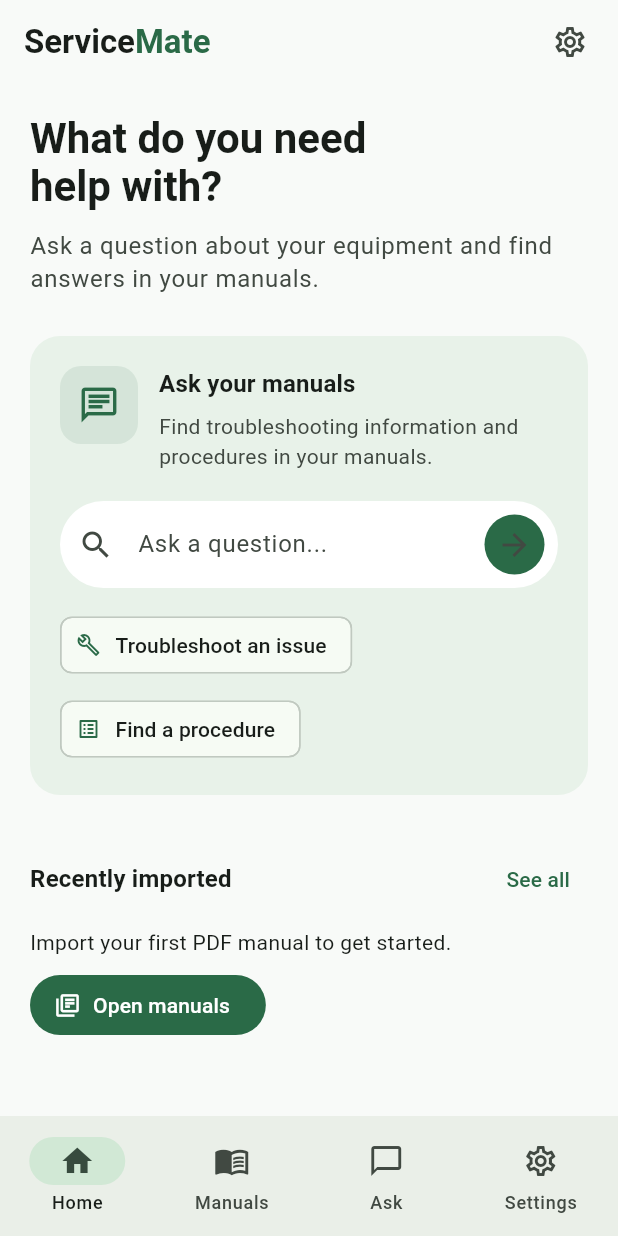
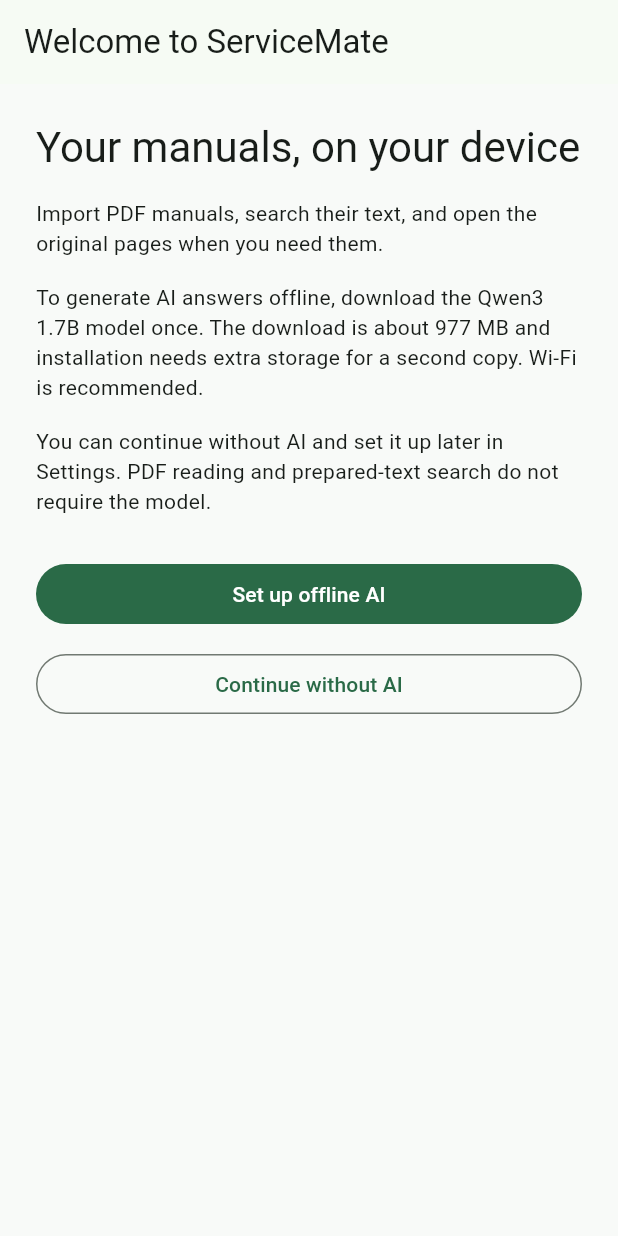
Before and after one commit to Sirish-konda/Servicemate, a Flutter app: the screen it shows after launch, on a phone screen of 412 x 824 dp. Run offline on Flutter 3.47's test engine with Material 3 defaults, Android fonts, the phone set to English and light mode, and no system bars; our stand-ins replace file_picker; missing offline and left inert: flutter_edge_ai, flutter_edge_ai_litertlm, pdfrx.

Commit message:
Add first-use guidance with optional offline AI setup

```diff
--- a/lib/app/app.dart
+++ b/lib/app/app.dart
@@ -1,5 +1,6 @@
 import 'package:flutter/material.dart';
-import 'package:servicemate/app/app_shell.dart';
+import 'package:servicemate/app/first_run_gate.dart';
+
 
 import '../core/theme/app_theme.dart';
 
@@ -12,7 +13,7 @@
       title: 'ServiceMate',
       debugShowCheckedModeBanner: false,
       theme: AppTheme.lightTheme,
-      home: const AppShell(),
+      home: const FirstRunGate(),
     );
   }
 }
--- /dev/null
+++ b/lib/app/first_run_gate.dart
@@ -0,0 +1,164 @@
+import 'package:flutter/material.dart';
+
+import '../core/llm/local_llm_service.dart';
+import '../core/services/first_run_service.dart';
+import '../features/model_setup/presentation/screens/model_test_screen.dart';
+import 'app_shell.dart';
+
+class FirstRunGate extends StatefulWidget {
+  const FirstRunGate({super.key});
+
+  @override
+  State<FirstRunGate> createState() => _FirstRunGateState();
+}
+
+class _FirstRunGateState extends State<FirstRunGate> {
+  final FirstRunService _firstRunService = FirstRunService();
+  final LocalLlmService _llmService = LocalLlmService();
+
+  late Future<bool> _completedFuture;
+
+  bool _isBusy = false;
+  String? _error;
+
+  @override
+  void initState() {
+    super.initState();
+    _completedFuture = _load();
+  }
+
+  Future<bool> _load() async {
+    if (_llmService.hasModel) return true;
+
+    return _firstRunService.isCompleted();
+  }
+
+  Future<void> _finish() async {
+    await _firstRunService.complete();
+
+    if (!mounted) return;
+
+    setState(() {
+      _completedFuture = Future.value(true);
+    });
+  }
+
+  Future<void> _continue({required bool openSetup}) async {
+    if (_isBusy) return;
+
+    setState(() {
+      _isBusy = true;
+      _error = null;
+    });
+
+    try {
+      if (openSetup) {
+        await Navigator.of(context).push<void>(
+          MaterialPageRoute(builder: (_) => const ModelTestScreen()),
+        );
+
+        if (!mounted) return;
+
+        // Returning without installing leaves the welcome screen open.
+        if (!_llmService.hasModel) return;
+      }
+
+      await _finish();
+    } catch (error, stackTrace) {
+      debugPrint('First-run setup failed: $error');
+      debugPrintStack(stackTrace: stackTrace);
+
+      if (!mounted) return;
+
+      setState(() {
+        _error = 'Could not save your setup choice. Please try again.';
+      });
+    } finally {
+      if (mounted) {
+        setState(() {
+          _isBusy = false;
+        });
+      }
+    }
+  }
+
+  @override
+  Widget build(BuildContext context) {
+    return FutureBuilder<bool>(
+      future: _completedFuture,
+      builder: (context, snapshot) {
+        if (snapshot.connectionState != ConnectionState.done) {
+          return const Scaffold(
+            body: Center(child: CircularProgressIndicator()),
+          );
+        }
+
+        if (snapshot.hasError) {
+          return Scaffold(
+            body: Center(
+              child: FilledButton(
+                onPressed: () {
+                  setState(() {
+                    _completedFuture = _load();
+                  });
+                },
+                child: const Text('Retry loading setup'),
+              ),
+            ),
+          );
+        }
+
+        if (snapshot.data == true) {
+          return const AppShell();
+        }
+
+        return Scaffold(
+          appBar: AppBar(title: const Text('Welcome to ServiceMate')),
+          body: SafeArea(
+            child: ListView(
+              padding: const EdgeInsets.all(24),
+              children: [
+                Text(
+                  'Your manuals, on your device',
+                  style: Theme.of(context).textTheme.headlineMedium,
+                ),
+                const SizedBox(height: 16),
+                const Text(
+                  'Import PDF manuals, search their text, and open '
+                  'the original pages when you need them.',
+                ),
+                const SizedBox(height: 16),
+                const Text(
+                  'To generate AI answers offline, download the '
+                  'Qwen3 1.7B model once. The download is about '
+                  '977 MB and installation needs extra storage '
+                  'for a second copy. Wi-Fi is recommended.',
+                ),
+                const SizedBox(height: 16),
+                const Text(
+                  'You can continue without AI and set it up later '
+                  'in Settings. PDF reading and prepared-text search '
+                  'do not require the model.',
+                ),
+                const SizedBox(height: 28),
+                FilledButton(
+                  onPressed: _isBusy ? null : () => _continue(openSetup: true),
+                  child: const Text('Set up offline AI'),
+                ),
+                const SizedBox(height: 12),
+                OutlinedButton(
+                  onPressed: _isBusy ? null : () => _continue(openSetup: false),
+                  child: const Text('Continue without AI'),
+                ),
+                if (_error != null) ...[
+                  const SizedBox(height: 16),
+                  Text(_error!),
+                ],
+              ],
+            ),
+          ),
+        );
+      },
+    );
+  }
+}
```
Also changed, not shown: lib/core/services/first_run_service.dart (added, +47 -0 lines).
